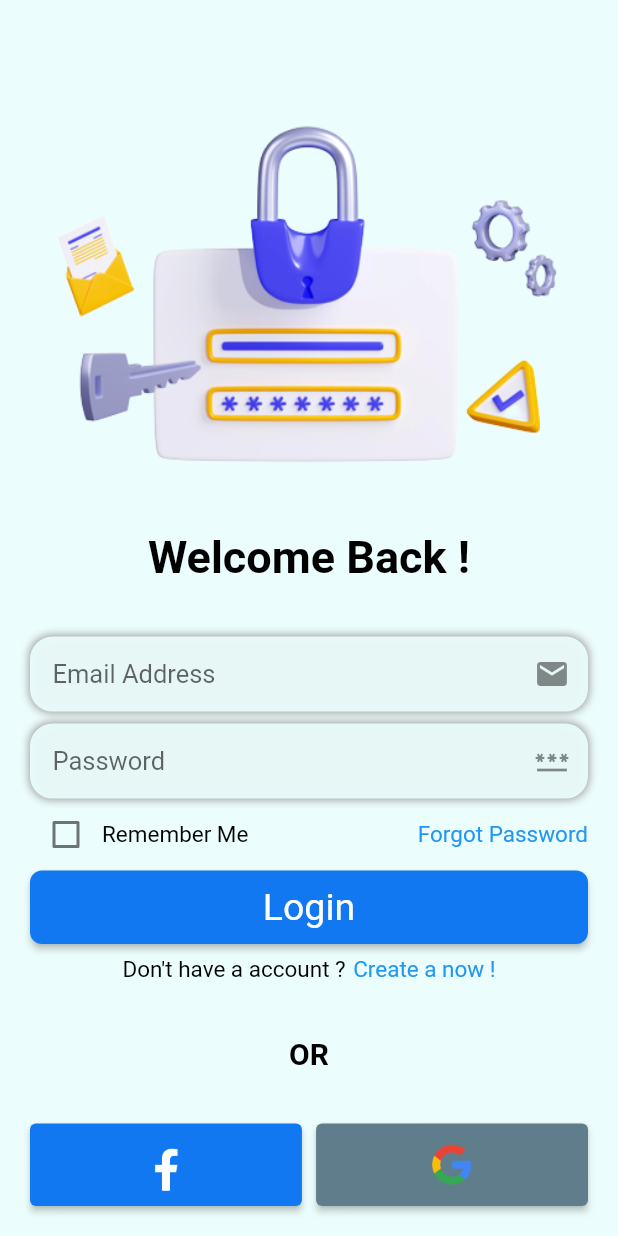
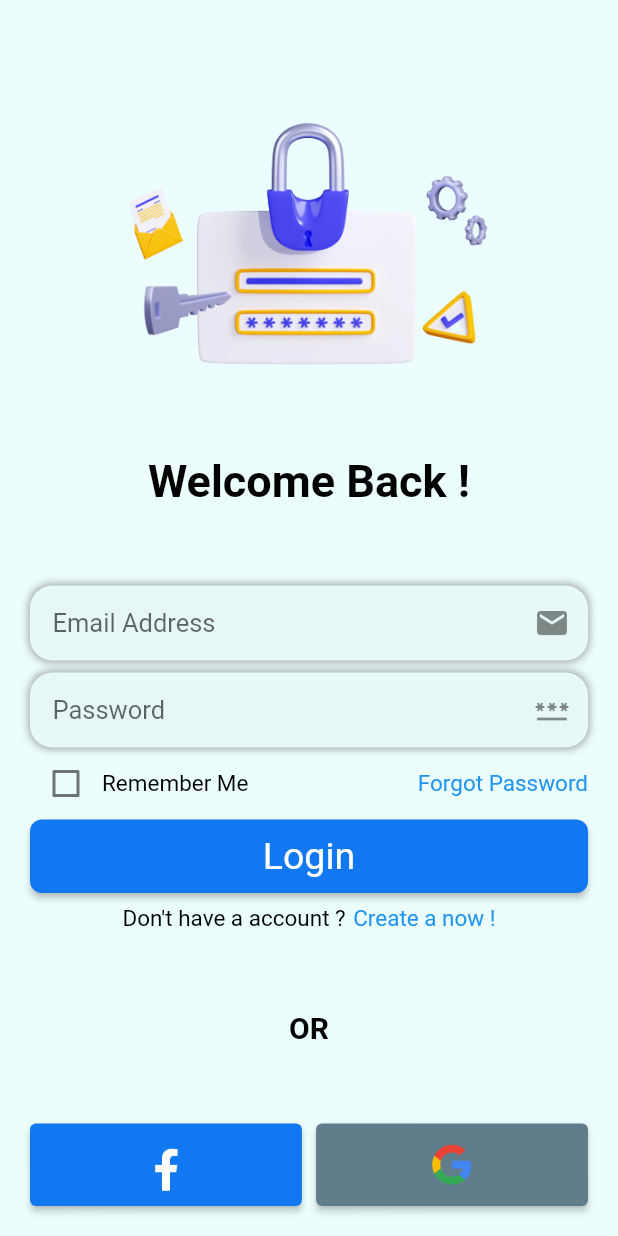
Before and after one commit to halimcandogan/flutter_login_page, a Flutter app: the screen it shows after launch, on a phone screen of 412 x 824 dp. Run offline on Flutter 3.47's test engine with Material 2 defaults, Android fonts, the phone set to English and light mode, and no system bars.

```diff
--- a/lib/pages/login_view.dart
+++ b/lib/pages/login_view.dart
@@ -33,7 +33,10 @@ class _LoginPageState extends State<LoginPage> {
           child: Column(
             mainAxisAlignment: MainAxisAlignment.spaceBetween,
             children: [
-              Image.asset("images/${imagePath.loginPage}"),
+              Image.asset(
+                "images/${imagePath.loginPage}",
+                width: MediaQuery.of(context).size.width * 0.65,
+              ),
               // ignore: prefer_const_constructors
               LoginText(
                 text: text.welcome,
```
